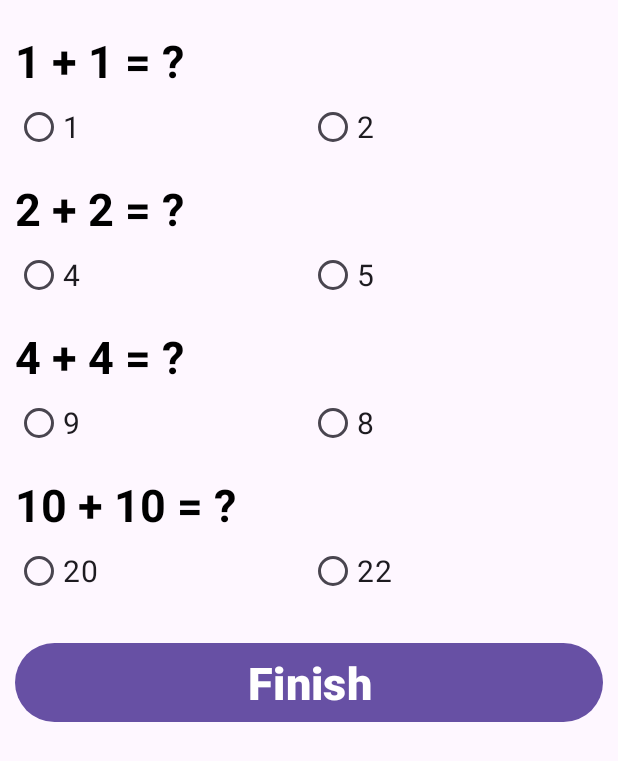
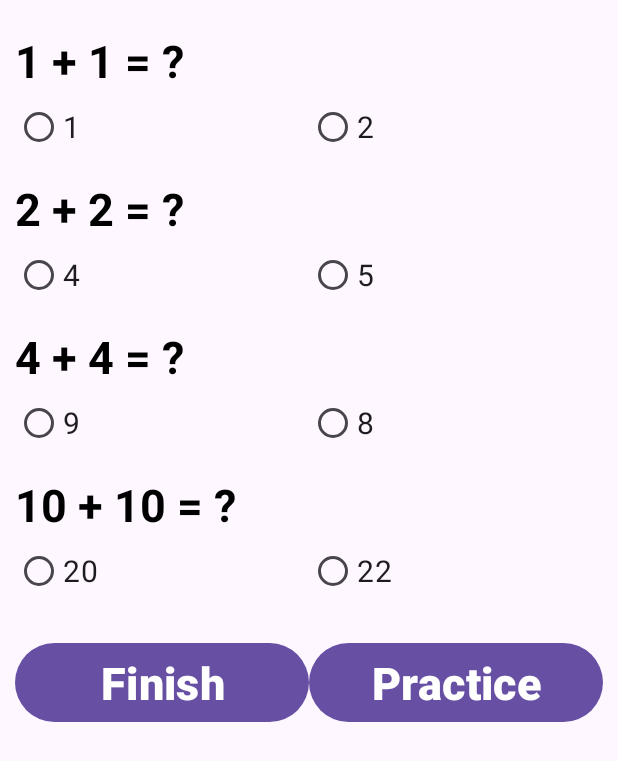
Before and after one commit to SGDTNQZ/Android-Test-app, an Android app: the MainActivity screen opened directly, with no data from a screen before it, on a phone screen of 412 x 824 dp. Shown: the top 761 px of the screen. Run offline under Robolectric (Android 15) with nearby library versions, the phone set to English and light mode, and no system bars; 1 statement that could not run was skipped.

Commit message:
first commit

```diff
--- a/app/src/main/res/layout/activity_main.xml
+++ b/app/src/main/res/layout/activity_main.xml
@@ -131,14 +131,31 @@
                 android:text="answer 2"/>
         </RadioGroup>
 
-        <Button
-            android:id="@+id/btn_finish"
+        <LinearLayout
             android:layout_marginTop="20dp"
             android:layout_width="match_parent"
             android:layout_height="wrap_content"
-            android:text="Finish"
-            android:textStyle="bold"
-            android:textSize="30dp"/>
+            android:orientation="horizontal"
+>
+            <Button
+                android:layout_weight="1"
+                android:id="@+id/btn_finish"
+                android:layout_width="match_parent"
+                android:layout_height="wrap_content"
+                android:text="Finish"
+                android:textStyle="bold"
+                android:textSize="30dp"
+                />
+            <Button
+                android:layout_weight="1"
+                android:id="@+id/btn_practice"
+                android:layout_width="match_parent"
+                android:layout_height="wrap_content"
+                android:text="Practice"
+                android:textStyle="bold"
+                android:textSize="30dp"/>
+
+        </LinearLayout>
 
     </LinearLayout>
 </ScrollView>
```
